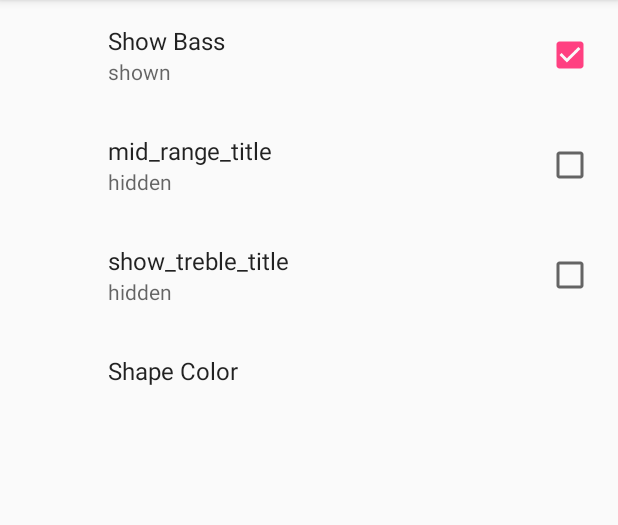
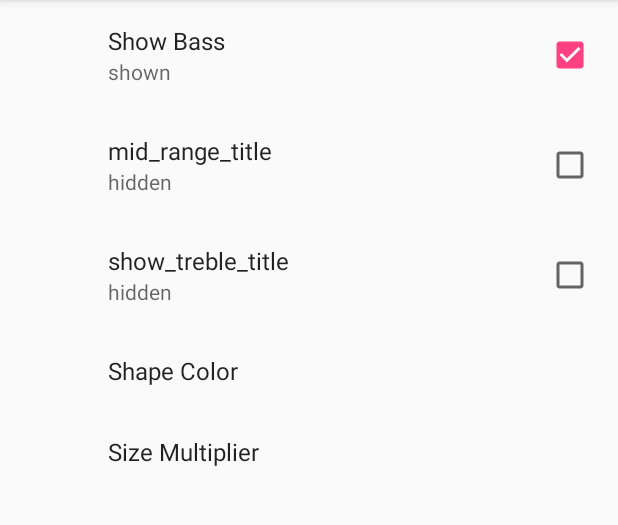
Before and after one commit to mohamedmohamedtaha/SetupTheActivity, an Android app: the screen it shows after launch (SettingsActivity), in the options menu, after a tap on "Settings", on a phone screen of 412 x 824 dp, the part 84-609 px from its top. Run offline under Robolectric (Android 15) with nearby library versions, the phone set to English and light mode, and no system bars; our stand-ins replace androidx.preference; 1 statement that could not run was skipped.

Commit message:
the eight deit

```diff
--- a/app/src/main/java/android/example/com/visualizerpreferences/SettingsFragment.java
+++ b/app/src/main/java/android/example/com/visualizerpreferences/SettingsFragment.java
@@ -2,6 +2,7 @@ package android.example.com.visualizerpreferences;
 
 import android.content.SharedPreferences;
 import android.os.Bundle;
+import android.support.v7.preference.EditTextPreference;
 import android.support.v7.preference.ListPreference;
 import android.support.v7.preference.Preference;
 import android.support.v7.preference.CheckBoxPreference;
@@ -31,13 +32,20 @@ public class SettingsFragment extends PreferenceFragmentCompat implements Shared
             }
 
         }    }
+    // TODO (29) Don't forget to add code here to properly set the summary for an EditTextPreference
+
     private void setPreferenceSummary(Preference preference, String value){
         if (preference instanceof ListPreference){
             ListPreference listPreference = (ListPreference)preference;
             int prefIndex = listPreference.findIndexOfValue(value);
             if (prefIndex >= 0){
+                //set the summary to that label
                 listPreference.setSummary(listPreference.getEntries()[prefIndex]);
             }
+        }
+        else if (preference instanceof EditTextPreference){
+            // For EditTextPreferences, set the summary to the value's simple string representation.
+            preference.setSummary(value);
         }
     }
 
--- a/app/src/main/java/android/example/com/visualizerpreferences/VisualizerActivity.java
+++ b/app/src/main/java/android/example/com/visualizerpreferences/VisualizerActivity.java
@@ -51,7 +51,13 @@ public class VisualizerActivity extends AppCompatActivity implements SharedPrefe
     // TODO (8) Change the name of default setup to setupSharedPreferences
     // TODO (18) Update the code in setupSharedPreferences and onSharedPreferenceChanged to update
     // TODO (22) Update setupSharedPreferences and onSharedPreferenceChanged to load the color
-
+// TODO (28) Modify the setupSharedPreferences method and onSharedPreferencesChanged method to
+    // properly update the minSizeScale, assuming a proper numerical value is saved in shared preferences
+private void loadSizeFromSharedPreferences(SharedPreferences sharedPreferences){
+    float minSize = Float.parseFloat(sharedPreferences.getString(getString(R.string.size_key),
+            getString(R.string.size_devault)));
+    mVisualizerView.setMinSizeScale(minSize);
+}
     private void setupSharedPreferences() {
         // TODO (9) Get the value of the show_bass checkbox preference and use it to call setShowBass
         SharedPreferences sharedPreferences= PreferenceManager.getDefaultSharedPreferences(this);
@@ -71,10 +77,10 @@ public class VisualizerActivity extends AppCompatActivity implements SharedPrefe
         mVisualizerView.setShowTreble(sharedPreferences.getBoolean(getString(R.string.show_treble_key),
                 getResources().getBoolean(R.bool.devault_value_show_treble)));
 
-        mVisualizerView.setMinSizeScale(1);
        // mVisualizerView.setColor(getString(R.string.pref_color_red_value));
            loadColorFromPreferences(sharedPreferences);
-
+      //  mVisualizerView.setMinSizeScale(1);
+        loadSizeFromSharedPreferences(sharedPreferences);
         // TODO (16) Register the listener
         sharedPreferences.registerOnSharedPreferenceChangeListener(this);
     }
@@ -191,6 +197,10 @@ public class VisualizerActivity extends AppCompatActivity implements SharedPrefe
             mVisualizerView.setShowTreble(sharedPreferences.getBoolean(key, getResources().getBoolean(R.bool.devault_value_show_treble)));
         }else if (key.equals(getString(R.string.color_key))){
             loadColorFromPreferences(sharedPreferences);
+        }else if (key.equals(getString(R.string.size_key))){
+            loadSizeFromSharedPreferences(sharedPreferences);
+         //   float minSize = Float.parseFloat(sharedPreferences.getString(getString(R.string.size_key),"1.0"));
+          //  mVisualizerView.setMinSizeScale(minSize);
         }
 
     }
--- a/app/src/main/res/values/strings.xml
+++ b/app/src/main/res/values/strings.xml
@@ -46,6 +46,10 @@
     <string name="color_blue_value" translatable="false">blue</string>
     <string name="color_green_value" translatable="false">green</string>
 
+    <string name="size_label">Size Multiplier</string>
+    <string name="size_key" translatable="false">size</string>
+    <string name="size_devault" translatable="false">1</string>
+
 
     <!-- TODO (21) Add a res->values->arrays.xml file which contains two arrays, one for
         labels and one for values. The arrays should contain strings found in this file-->
--- a/app/src/main/res/xml/pref_visualizer.xml
+++ b/app/src/main/res/xml/pref_visualizer.xml
@@ -28,10 +28,14 @@
         android:entryValues="@array/color_option_values"
         android:key="@string/color_key"
         android:title="@string/color_label"
-
-
-
         />
+    <!-- TODO (27) Add and EditTextPreference with all of the appropriate strings stored in strings.xml.
+           It should have a key, default value of 1 and title -->
+    <EditTextPreference
+        android:defaultValue="@string/size_devault"
+        android:title="@string/size_label"
+        android:key="@string/size_key"
+                />
 
 
 </PreferenceScreen>
```
